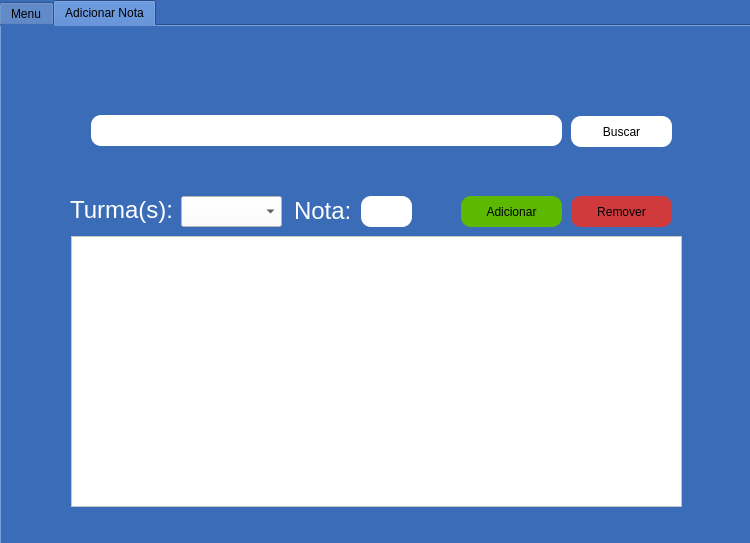
This is menu-professor.ui in vitoradsp/academicsys as Qt 5 draws it before an edit. The edited form follows.
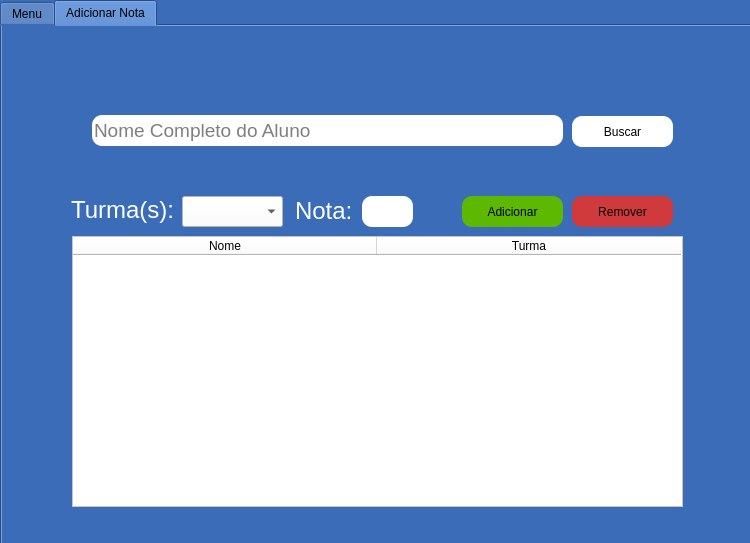
This is the edited form. Icons and pictures are not drawn.

What changed in the file:
```diff
--- a/menu-professor.ui
+++ b/menu-professor.ui
@@ -20,7 +20,7 @@
    <widget class="QTabWidget" name="tabWidget">
     <property name="geometry">
      <rect>
-      <x>-1</x>
+      <x>0</x>
       <y>0</y>
       <width>771</width>
       <height>611</height>
@@ -203,6 +203,19 @@
       <property name="styleSheet">
        <string notr="true">background-color: rgb(255, 255, 255);</string>
       </property>
+      <attribute name="horizontalHeaderDefaultSectionSize">
+       <number>304</number>
+      </attribute>
+      <column>
+       <property name="text">
+        <string>Nome</string>
+       </property>
+      </column>
+      <column>
+       <property name="text">
+        <string>Turma</string>
+       </property>
+      </column>
      </widget>
      <widget class="QPushButton" name="btnbuscaraluno">
       <property name="geometry">
@@ -243,6 +256,9 @@
       <property name="text">
        <string/>
       </property>
+      <property name="placeholderText">
+       <string>Nome Completo do Aluno</string>
+      </property>
      </widget>
      <widget class="QLabel" name="labelnota">
       <property name="geometry">
@@ -356,6 +372,26 @@
       <property name="styleSheet">
        <string notr="true">background-color: rgb(255, 255, 255);</string>
       </property>
+      <item>
+       <property name="text">
+        <string/>
+       </property>
+      </item>
+      <item>
+       <property name="text">
+        <string>101</string>
+       </property>
+      </item>
+      <item>
+       <property name="text">
+        <string>102</string>
+       </property>
+      </item>
+      <item>
+       <property name="text">
+        <string>103</string>
+       </property>
+      </item>
      </widget>
      <widget class="QLabel" name="labelturmasprof">
       <property name="geometry">
```
Left out of the diff: 10 changed lines with no effect on the pictures.
